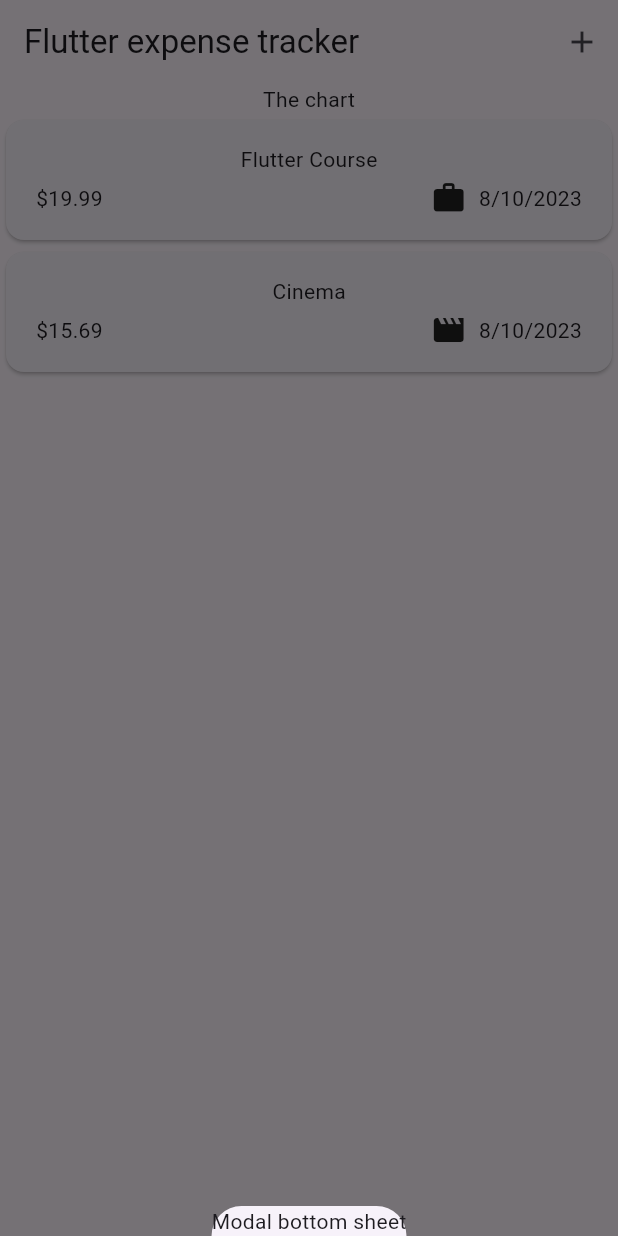
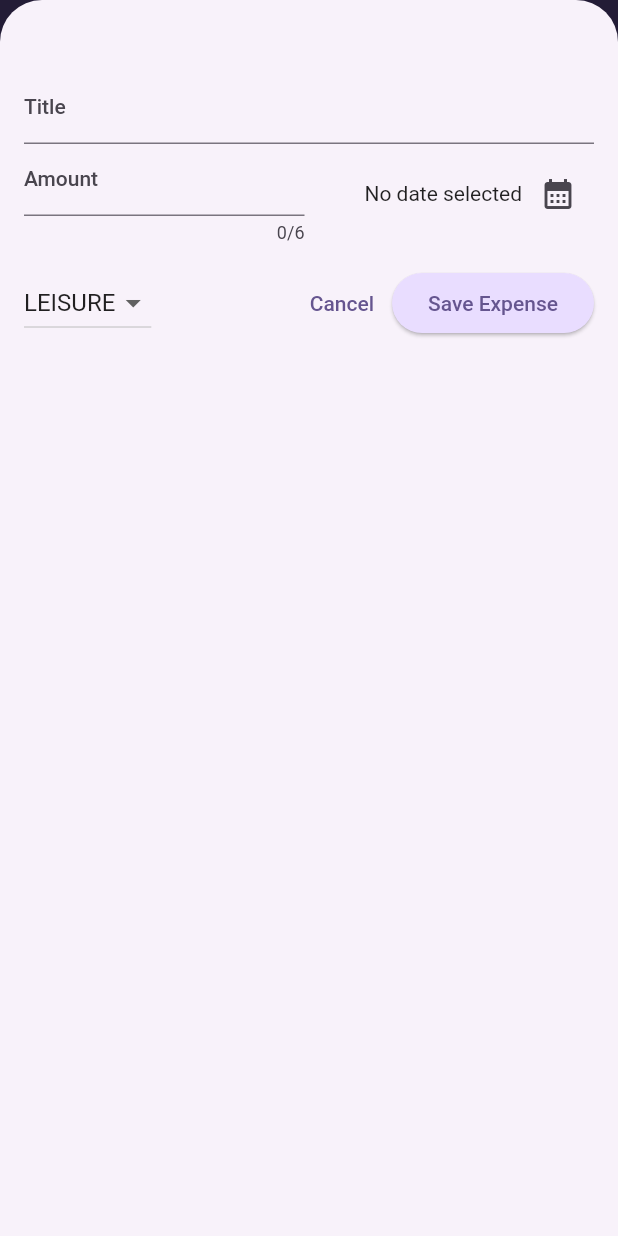
Before and after one commit to agronom81/expense_tracker, a Flutter app: the screen it shows after launch, after a tap on the "add" icon, on a phone screen of 412 x 824 dp. Run offline on Flutter 3.47's test engine with Material 2 defaults, Android fonts, the phone set to English and light mode, and no system bars.

Commit message:
add functionality

```diff
--- a/lib/main.dart
+++ b/lib/main.dart
@@ -2,10 +2,57 @@ import 'package:flutter/material.dart';
 
 import 'package:expense_tracker/widgets/expenses.dart';
 
+var kColorScheme = ColorScheme.fromSeed(
+  seedColor: const Color.fromARGB(255, 96, 59, 181),
+);
+
+var kDarkColorScheme = ColorScheme.fromSeed(
+  brightness: Brightness.dark,
+  seedColor: const Color.fromARGB(255, 5, 99, 125),
+);
+
 void main() {
   runApp(
     MaterialApp(
-      theme: ThemeData(useMaterial3: true),
+      darkTheme: ThemeData.dark().copyWith(
+        useMaterial3: true,
+        colorScheme: kDarkColorScheme,
+        cardTheme: const CardTheme().copyWith(
+          color: kDarkColorScheme.secondaryContainer,
+          margin: const EdgeInsets.symmetric(horizontal: 16, vertical: 8),
+        ),
+        elevatedButtonTheme: ElevatedButtonThemeData(
+          style: ElevatedButton.styleFrom(
+            backgroundColor: kDarkColorScheme.primaryContainer,
+            foregroundColor: kDarkColorScheme.onPrimaryContainer,
+          ),
+        ),
+      ),
+      theme: ThemeData().copyWith(
+        useMaterial3: true,
+        colorScheme: kColorScheme,
+        appBarTheme: const AppBarTheme().copyWith(
+          backgroundColor: kColorScheme.onPrimaryContainer,
+          foregroundColor: kColorScheme.primaryContainer,
+        ),
+        cardTheme: const CardTheme().copyWith(
+          color: kColorScheme.secondaryContainer,
+          margin: const EdgeInsets.symmetric(horizontal: 16, vertical: 8),
+        ),
+        elevatedButtonTheme: ElevatedButtonThemeData(
+          style: ElevatedButton.styleFrom(
+            backgroundColor: kColorScheme.primaryContainer,
+          ),
+        ),
+        textTheme: ThemeData().textTheme.copyWith(
+              titleLarge: TextStyle(
+                fontWeight: FontWeight.bold,
+                color: kColorScheme.onSecondaryContainer,
+                fontSize: 16,
+              ),
+            ),
+      ),
+      // themeMode: ThemeMode.system, // default
       home: const Expenses(),
     ),
   );
--- a/lib/models/expense.dart
+++ b/lib/models/expense.dart
@@ -32,3 +32,30 @@ class Expense {
     return formatter.format(date);
   }
 }
+
+class ExpenseBucket {
+  const ExpenseBucket({
+    required this.category,
+    required this.expenses,
+  });
+
+  ExpenseBucket.forCategory(List<Expense> allExpenses, this.category)
+      : expenses = allExpenses
+            .where(
+              (expense) => expense.category == category,
+            )
+            .toList();
+
+  final Category category;
+  final List<Expense> expenses;
+
+  double get totalExpenses {
+    double sum = 0;
+
+    for (final expense in expenses) {
+      sum += expense.amount;
+    }
+
+    return sum;
+  }
+}
--- /dev/null
+++ b/lib/widgets/chart/chart.dart
@@ -0,0 +1,95 @@
+import 'package:flutter/material.dart';
+
+import 'package:expense_tracker/widgets/chart/chart_bar.dart';
+import 'package:expense_tracker/models/expense.dart';
+
+class Chart extends StatelessWidget {
+  const Chart({super.key, required this.expenses});
+
+  final List<Expense> expenses;
+
+  List<ExpenseBucket> get buckets {
+    return [
+      ExpenseBucket.forCategory(expenses, Category.food),
+      ExpenseBucket.forCategory(expenses, Category.leisure),
+      ExpenseBucket.forCategory(expenses, Category.travel),
+      ExpenseBucket.forCategory(expenses, Category.work),
+    ];
+  }
+
+  double get maxTotalExpense {
+    double maxTotalExpense = 0;
+
+    for (final bucket in buckets) {
+      if (bucket.totalExpenses > maxTotalExpense) {
+        maxTotalExpense = bucket.totalExpenses;
+      }
+    }
+
+    return maxTotalExpense;
+  }
+
+  @override
+  Widget build(BuildContext context) {
+    final isDarkMode =
+        MediaQuery.of(context).platformBrightness == Brightness.dark;
+    return Container(
+      margin: const EdgeInsets.all(16),
+      padding: const EdgeInsets.symmetric(
+        vertical: 16,
+        horizontal: 8,
+      ),
+      width: double.infinity,
+      height: 180,
+      decoration: BoxDecoration(
+        borderRadius: BorderRadius.circular(8),
+        gradient: LinearGradient(
+          colors: [
+            Theme.of(context).colorScheme.primary.withOpacity(0.3),
+            Theme.of(context).colorScheme.primary.withOpacity(0.0)
+          ],
+          begin: Alignment.bottomCenter,
+          end: Alignment.topCenter,
+        ),
+      ),
+      child: Column(
+        children: [
+          Expanded(
+            child: Row(
+              crossAxisAlignment: CrossAxisAlignment.end,
+              children: [
+                for (final bucket in buckets) // alternative to map()
+                  ChartBar(
+                    fill: bucket.totalExpenses == 0
+                        ? 0
+                        : bucket.totalExpenses / maxTotalExpense,
+                  )
+              ],
+            ),
+          ),
+          const SizedBox(height: 12),
+          Row(
+            children: buckets
+                .map(
+                  (bucket) => Expanded(
+                    child: Padding(
+                      padding: const EdgeInsets.symmetric(horizontal: 4),
+                      child: Icon(
+                        categoryIcons[bucket.category],
+                        color: isDarkMode
+                            ? Theme.of(context).colorScheme.secondary
+                            : Theme.of(context)
+                                .colorScheme
+                                .primary
+                                .withOpacity(0.7),
+                      ),
+                    ),
+                  ),
+                )
+                .toList(),
+          )
+        ],
+      ),
+    );
+  }
+}
--- /dev/null
+++ b/lib/widgets/chart/chart_bar.dart
@@ -0,0 +1,34 @@
+import 'package:flutter/material.dart';
+
+class ChartBar extends StatelessWidget {
+  const ChartBar({
+    super.key,
+    required this.fill,
+  });
+
+  final double fill;
+
+  @override
+  Widget build(BuildContext context) {
+    final isDarkMode =
+        MediaQuery.of(context).platformBrightness == Brightness.dark;
+    return Expanded(
+      child: Padding(
+        padding: const EdgeInsets.symmetric(horizontal: 4),
+        child: FractionallySizedBox(
+          heightFactor: fill,
+          child: DecoratedBox(
+            decoration: BoxDecoration(
+              shape: BoxShape.rectangle,
+              borderRadius:
+                  const BorderRadius.vertical(top: Radius.circular(8)),
+              color: isDarkMode
+                  ? Theme.of(context).colorScheme.secondary
+                  : Theme.of(context).colorScheme.primary.withOpacity(0.65),
+            ),
+          ),
+        ),
+      ),
+    );
+  }
+}
--- a/lib/widgets/expenses.dart
+++ b/lib/widgets/expenses.dart
@@ -1,5 +1,7 @@
+import 'package:expense_tracker/widgets/chart/chart.dart';
 import 'package:expense_tracker/widgets/expenses_list/expenses_list.dart';
 import 'package:expense_tracker/models/expense.dart';
+import 'package:expense_tracker/widgets/new_expense.dart';
 import 'package:flutter/material.dart';
 
 class Expenses extends StatefulWidget {
@@ -27,15 +29,61 @@ class _ExpensesState extends State<Expenses> {
     ),
   ];
 
+  void _addExpense(Expense expense) {
+    setState(() {
+      _registeredExpenses.add(expense);
+    });
+  }
+
+  void _removeExpense(Expense expense) {
+    final expenseIndex = _registeredExpenses.indexOf(expense);
+    setState(() {
+      _registeredExpenses.remove(expense);
+    });
+    ScaffoldMessenger.of(context).clearSnackBars();
+    ScaffoldMessenger.of(context).showSnackBar(
+      SnackBar(
+        duration: const Duration(
+          seconds: 3,
+        ),
+        content: const Text('Expense deleted.'),
+        action: SnackBarAction(
+          label: 'Undo',
+          onPressed: () {
+            setState(() {
+              _registeredExpenses.insert(expenseIndex, expense);
+            });
+          },
+        ),
+      ),
+    );
+  }
+
   void _openAddExpenseOverlay() {
     showModalBottomSheet(
+      isScrollControlled: true,
       context: context,
-      builder: (ctx) => const Text('Modal bottom sheet'),
+      builder: (ctx) => NewExpense(
+        onAddExpense: _addExpense,
+      ),
     );
   }
 
   @override
   Widget build(BuildContext context) {
+    Widget mainContent = const Center(
+      child: Text(
+        'No expenses found. Start addinf some!',
+      ),
+    );
+
+    if (_registeredExpenses.isNotEmpty) {
+      mainContent = ExpensesList(
+        expenses: _registeredExpenses,
+        onRemoveExpense: _removeExpense,
+      );
+    }
+
     return Scaffold(
       appBar: AppBar(
         title: const Text(
@@ -50,11 +98,9 @@ class _ExpensesState extends State<Expenses> {
       ),
       body: Column(
         children: [
-          const Text('The chart'),
+          Chart(expenses: _registeredExpenses),
           Expanded(
-            child: ExpensesList(
-              expenses: _registeredExpenses,
-            ),
+            child: mainContent,
           )
         ],
       ),
--- a/lib/widgets/expenses_list/expenses_item.dart
+++ b/lib/widgets/expenses_list/expenses_item.dart
@@ -15,8 +15,12 @@ class ExpensesItem extends StatelessWidget {
           vertical: 16,
         ),
         child: Column(
+          crossAxisAlignment: CrossAxisAlignment.start,
           children: [
-            Text(expense.title),
+            Text(
+              expense.title,
+              style: Theme.of(context).textTheme.titleLarge,
+            ),
             const SizedBox(
               height: 4,
             ),
--- a/lib/widgets/expenses_list/expenses_list.dart
+++ b/lib/widgets/expenses_list/expenses_list.dart
@@ -3,7 +3,13 @@ import 'package:expense_tracker/widgets/expenses_list/expenses_item.dart';
 import 'package:flutter/material.dart';
 
 class ExpensesList extends StatelessWidget {
-  const ExpensesList({super.key, required this.expenses});
+  const ExpensesList({
+    super.key,
+    required this.expenses,
+    required this.onRemoveExpense,
+  });
+
+  final void Function(Expense expense) onRemoveExpense;
 
   final List<Expense> expenses;
 
@@ -11,7 +17,22 @@ class ExpensesList extends StatelessWidget {
   Widget build(BuildContext context) {
     return ListView.builder(
       itemCount: expenses.length,
-      itemBuilder: (ctx, index) => ExpensesItem(expenses[index]),
+      itemBuilder: (ctx, index) => Dismissible(
+        key: ValueKey(
+          expenses[index],
+        ),
+        background: Container(
+          color: Theme.of(context).colorScheme.error.withOpacity(0.75),
+          margin: EdgeInsets.symmetric(
+              horizontal: Theme.of(context).cardTheme.margin!.horizontal),
+        ),
+        onDismissed: (direction) {
+          onRemoveExpense(expenses[index]);
+        },
+        child: ExpensesItem(
+          expenses[index],
+        ),
+      ),
     );
   }
 }
--- /dev/null
+++ b/lib/widgets/new_expense.dart
@@ -0,0 +1,184 @@
+import 'package:expense_tracker/models/expense.dart';
+import 'package:flutter/material.dart';
+
+class NewExpense extends StatefulWidget {
+  const NewExpense({super.key, required this.onAddExpense});
+
+  final Function(Expense expense) onAddExpense;
+
+  @override
+  State<NewExpense> createState() {
+    return _NewExpense();
+  }
+}
+
+class _NewExpense extends State<NewExpense> {
+  DateTime? _selectedDate;
+  Category _selectedCategory = Category.leisure;
+
+  // var _enteredTitle = '';
+  // void _saveTitleInput(String inputValue) {
+  //   _enteredTitle = inputValue;
+  // }
+  // Alternative
+  final _titleController = TextEditingController();
+  final _amountController = TextEditingController();
+
+  void _presentDatePicker() async {
+    final now = DateTime.now();
+    final firstDate = DateTime(now.year - 1, now.month, now.day);
+    final pickedDate = await showDatePicker(
+      context: context,
+      initialDate: now,
+      firstDate: firstDate,
+      lastDate: now,
+    );
+    setState(() {
+      _selectedDate = pickedDate;
+    });
+  }
+
+  void _submitExpenseData() {
+    final enteredAmount = double.tryParse(_amountController.text);
+    final amountIsInvalid = enteredAmount == null || enteredAmount <= 0;
+
+    if (_titleController.text.trim().isEmpty ||
+        amountIsInvalid ||
+        _selectedDate == null) {
+      // show error message
+      showDialog(
+        context: context,
+        builder: (ctx) => AlertDialog(
+          title: const Text('Invalid input'),
+          content: const Text(
+            'Please make sure a valid title, amount, date and category was entered',
+          ),
+          actions: [
+            TextButton(
+              onPressed: () {
+                Navigator.pop(ctx);
+              },
+              child: const Text(
+                'OK',
+              ),
+            )
+          ],
+        ),
+      );
+      return;
+    }
+
+    widget.onAddExpense(
+      Expense(
+        title: _titleController.text,
+        amount: enteredAmount,
+        date: _selectedDate!,
+        category: _selectedCategory,
+      ),
+    );
+    Navigator.pop(context);
+  }
+
+  @override
+  void dispose() {
+    _titleController.dispose();
+    _amountController.dispose();
+    super.dispose();
+  }
+
+  @override
+  Widget build(BuildContext context) {
+    return Padding(
+      padding: const EdgeInsets.fromLTRB(16, 48, 16, 16),
+      child: Column(
+        children: [
+          TextField(
+            // onChanged: _saveTitleInput,
+            // alternative
+            controller: _titleController,
+            decoration: const InputDecoration(
+              label: Text(
+                'Title',
+              ),
+            ),
+          ),
+          Row(
+            children: [
+              Expanded(
+                child: TextField(
+                  controller: _amountController,
+                  maxLength: 6,
+                  keyboardType: TextInputType.number,
+                  decoration: const InputDecoration(
+                    prefixText: '\$ ',
+                    label: Text(
+                      'Amount',
+                    ),
+                  ),
+                ),
+              ),
+              const SizedBox(width: 6),
+              Expanded(
+                child: Row(
+                  mainAxisAlignment: MainAxisAlignment.end,
+                  crossAxisAlignment: CrossAxisAlignment.center,
+                  children: [
+                    Text(
+                      _selectedDate == null
+                          ? 'No date selected'
+                          : formatter.format(_selectedDate!),
+                    ),
+                    IconButton(
+                      onPressed: _presentDatePicker,
+                      icon: const Icon(Icons.calendar_month),
+                    )
+                  ],
+                ),
+              )
+            ],
+          ),
+          const SizedBox(
+            height: 16,
+          ),
+          Row(
+            children: [
+              DropdownButton(
+                  value: _selectedCategory,
+                  items: Category.values
+                      .map(
+                        (category) => DropdownMenuItem(
+                          value: category,
+                          child: Text(
+                            category.name.toUpperCase(),
+                          ),
+                        ),
+                      )
+                      .toList(),
+                  onChanged: (value) {
+                    if (value == null) {
+                      return;
+                    }
+                    setState(() {
+                      _selectedCategory = value;
+                    });
+                  }),
+              const Spacer(),
+              TextButton(
+                onPressed: () {
+                  Navigator.pop(context);
+                },
+                child: const Text(
+                  'Cancel',
+                ),
+              ),
+              ElevatedButton(
+                onPressed: _submitExpenseData,
+                child: const Text('Save Expense'),
+              )
+            ],
+          ),
+        ],
+      ),
+    );
+  }
+}
```
